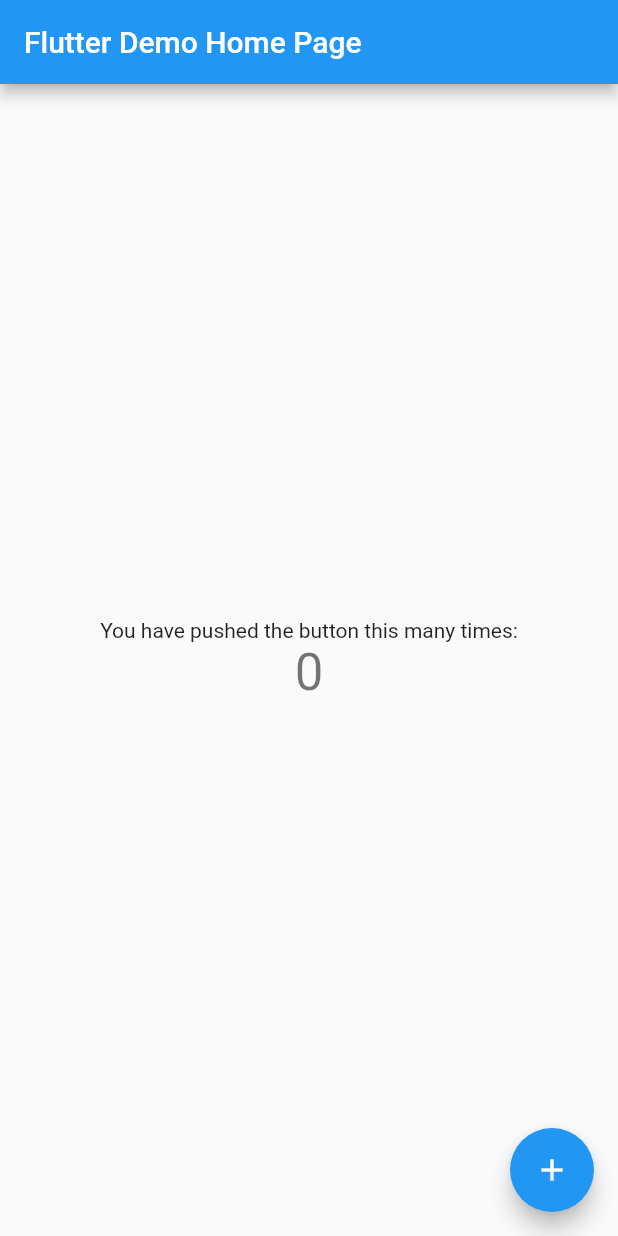
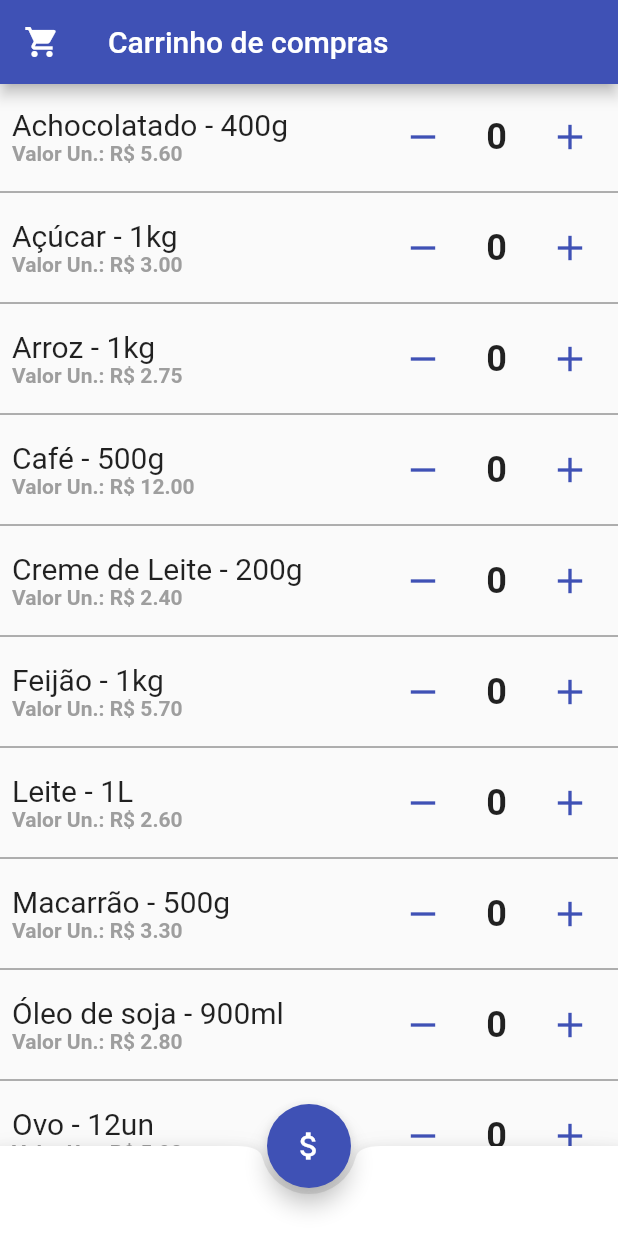
Before and after one commit to AlissonHenriqueJ/trabalho_ddm, a Flutter app: the screen it shows after launch, on a phone screen of 412 x 824 dp. Run offline on Flutter 3.47's test engine with Material 2 defaults, Android fonts, the phone set to English and light mode, and no system bars.

Commit message:
Trabalhao de carrinho de compras

```diff
--- a/lib/main.dart
+++ b/lib/main.dart
@@ -1,111 +1,176 @@
 import 'package:flutter/material.dart';
+import 'package:trabalho_ddm/models/Item.dart';
+import 'package:trabalho_ddm/total.dart';
+
+//Flutter => SDK que utiliza dart.
+
+//Dart => Linguagem desenvolvida pela Google muita parecida com  JavaScript (Mais tipado que JS)
+//
+//A idéia é um só código tanto pra web quanto prá mobile (Andorid e IOS). Utiliza o conceito de wigets (inspirado no React).
+//
+//Widget => Todos os componentes no flutter são widgets (Buttonns, Containers) e esses widgets são utilizados para determinar como dever ser a visualização.
+//
+//Esistem dois tipos de widgets:
+//
+//StatefullWidget =>  Um widget mutável. ou seja  widget poderá mudar dinamicamente, a partir de uma interação do usuário.
+//
+//StatelessWidget =>  Um widget não mutável. Ele não mudará (ex. Container).
 
 void main() => runApp(MyApp());
 
 class MyApp extends StatelessWidget {
-  // This widget is the root of your application.
   @override
   Widget build(BuildContext context) {
     return MaterialApp(
-      title: 'Flutter Demo',
       theme: ThemeData(
-        // This is the theme of your application.
-        //
-        // Try running your application with "flutter run". You'll see the
-        // application has a blue toolbar. Then, without quitting the app, try
-        // changing the primarySwatch below to Colors.green and then invoke
-        // "hot reload" (press "r" in the console where you ran "flutter run",
-        // or simply save your changes to "hot reload" in a Flutter IDE).
-        // Notice that the counter didn't reset back to zero; the application
-        // is not restarted.
-        primarySwatch: Colors.blue,
+        primarySwatch: Colors.indigo,
       ),
-      home: MyHomePage(title: 'Flutter Demo Home Page'),
+      home: Carrinho(title: 'Carrinho de compras'),
     );
   }
 }
 
-class MyHomePage extends StatefulWidget {
-  MyHomePage({Key key, this.title}) : super(key: key);
+class Carrinho extends StatefulWidget {
+  final List<Item> items = [
+    Item(nome: 'Achocolatado - 400g', valorUnitario: 5.6),
+    Item(nome: 'Açúcar - 1kg', valorUnitario: 3),
+    Item(nome: 'Arroz - 1kg', valorUnitario: 2.75),
+    Item(nome: 'Café - 500g', valorUnitario: 12),
+    Item(nome: 'Creme de Leite - 200g', valorUnitario: 2.4),
+    Item(nome: 'Feijão - 1kg', valorUnitario: 5.7),
+    Item(nome: 'Leite - 1L', valorUnitario: 2.6),
+    Item(nome: 'Macarrão - 500g', valorUnitario: 3.3),
+    Item(nome: 'Óleo de soja - 900ml', valorUnitario: 2.8),
+    Item(nome: 'Ovo - 12un', valorUnitario: 5.9),
+    Item(nome: 'Pipoca - 500g', valorUnitario: 2.8),
+    Item(nome: 'Polentina - 500g', valorUnitario: 1.7),
+    Item(nome: 'Sabão em pó - 1kg', valorUnitario: 8),
+    Item(nome: 'Sal - 1Kg', valorUnitario: 1.8),
+    Item(nome: 'Trigo - 1Kg', valorUnitario: 2.8),
+  ];
 
-  // This widget is the home page of your application. It is stateful, meaning
-  // that it has a State object (defined below) that contains fields that affect
-  // how it looks.
-
-  // This class is the configuration for the state. It holds the values (in this
-  // case the title) provided by the parent (in this case the App widget) and
-  // used by the build method of the State. Fields in a Widget subclass are
-  // always marked "final".
+  Carrinho({Key key, this.title}) : super(key: key);
 
   final String title;
 
   @override
-  _MyHomePageState createState() => _MyHomePageState();
+  _CarrinhoState createState() => _CarrinhoState();
 }
 
-class _MyHomePageState extends State<MyHomePage> {
-  int _counter = 0;
-
-  void _incrementCounter() {
-    setState(() {
-      // This call to setState tells the Flutter framework that something has
-      // changed in this State, which causes it to rerun the build method below
-      // so that the display can reflect the updated values. If we changed
-      // _counter without calling setState(), then the build method would not be
-      // called again, and so nothing would appear to happen.
-      _counter++;
-    });
-  }
+class _CarrinhoState extends State<Carrinho> {
+  List<Item> itemsAdicionados = List<Item>();
 
   @override
   Widget build(BuildContext context) {
-    // This method is rerun every time setState is called, for instance as done
-    // by the _incrementCounter method above.
-    //
-    // The Flutter framework has been optimized to make rerunning build methods
-    // fast, so that you can just rebuild anything that needs updating rather
-    // than having to individually change instances of widgets.
     return Scaffold(
       appBar: AppBar(
-        // Here we take the value from the MyHomePage object that was created by
-        // the App.build method, and use it to set our appbar title.
         title: Text(widget.title),
+        leading: Icon(Icons.local_grocery_store),
       ),
-      body: Center(
-        // Center is a layout widget. It takes a single child and positions it
-        // in the middle of the parent.
+      body: ListView(
+        children: widget.items
+            .map((item) => Column(children: <Widget>[
+                  Container(
+                    padding: EdgeInsets.all(8),
+                    height: 70,
+                    child: Row(
+                      children: <Widget>[
+                        Expanded(
                           child: Column(
-          // Column is also a layout widget. It takes a list of children and
-          // arranges them vertically. By default, it sizes itself to fit its
-          // children horizontally, and tries to be as tall as its parent.
-          //
-          // Invoke "debug painting" (press "p" in the console, choose the
-          // "Toggle Debug Paint" action from the Flutter Inspector in Android
-          // Studio, or the "Toggle Debug Paint" command in Visual Studio Code)
-          // to see the wireframe for each widget.
-          //
-          // Column has various properties to control how it sizes itself and
-          // how it positions its children. Here we use mainAxisAlignment to
-          // center the children vertically; the main axis here is the vertical
-          // axis because Columns are vertical (the cross axis would be
-          // horizontal).
+                            crossAxisAlignment: CrossAxisAlignment.start,
                             mainAxisAlignment: MainAxisAlignment.center,
                             children: <Widget>[
                               Text(
-              'You have pushed the button this many times:',
+                                '${item.nome}',
+                                style: TextStyle(
+                                  fontSize: 20,
+                                ),
                               ),
                               Text(
-              '$_counter',
-              style: Theme.of(context).textTheme.display1,
+                                'Valor Un.: R\$ ${item.valorUnitario.toStringAsFixed(2)}',
+                                style: TextStyle(
+                                    fontSize: 14,
+                                    color: Colors.grey,
+                                    fontWeight: FontWeight.bold),
                               ),
                             ],
                           ),
                         ),
+                        IconButton(
+                          onPressed: () {
+                            if (item.quantidade > 0) {
+                              setState(() {
+                                item.quantidade--;
+                              });
+                            }
+                            if (item.quantidade == 0) {
+                              itemsAdicionados.remove(item);
+                            }
+                          },
+                          iconSize: 28,
+                          icon: Icon(
+                            Icons.remove,
+                            color: Theme.of(context).primaryColor,
+                          ),
+                        ),
+                        Container(
+                          width: 50,
+                          child: Text(
+                            '${item.quantidade}',
+                            textAlign: TextAlign.center,
+                            style: TextStyle(
+                              fontSize: 24,
+                              fontWeight: FontWeight.bold,
+                            ),
+                          ),
+                        ),
+                        IconButton(
+                          iconSize: 28,
+                          icon: Icon(
+                            Icons.add,
+                            color: Theme.of(context).primaryColor,
+                          ),
+                          onPressed: () {
+                            if (!itemsAdicionados.any((itemAdicionado) =>
+                                itemAdicionado.nome == item.nome)) {
+                              itemsAdicionados.add(item);
+                            }
+                            setState(() {
+                              item.quantidade++;
+                            });
+                          },
+                        )
+                      ],
+                    ),
+                  ),
+                  Divider(
+                    height: 4,
+                    color: Colors.grey[700],
+                  ),
+                ]))
+            .toList(),
+      ),
       floatingActionButton: FloatingActionButton(
-        onPressed: _incrementCounter,
-        tooltip: 'Increment',
-        child: Icon(Icons.add),
-      ), // This trailing comma makes auto-formatting nicer for build methods.
+        onPressed: () {
+          Navigator.push(
+            context,
+            MaterialPageRoute(
+              builder: (context) => Total(
+                items: itemsAdicionados,
+              ),
+            ),
+          );
+        },
+        tooltip: 'Total',
+        child: Icon(Icons.attach_money),
+      ),
+      bottomNavigationBar: BottomAppBar(
+        shape: const CircularNotchedRectangle(),
+        child: Container(
+          height: 60.0,
+        ),
+      ),
+      floatingActionButtonLocation: FloatingActionButtonLocation.centerDocked,
     );
   }
 }
--- /dev/null
+++ b/lib/models/Item.dart
@@ -0,0 +1,13 @@
+class Item {
+  String nome;
+  double valorUnitario;
+  int quantidade;
+
+  Item({this.nome, this.valorUnitario}) {
+    quantidade = 0;
+  }
+
+  double calcularValor() {
+    return valorUnitario * quantidade;
+  }
+}
```
Also changed, not shown: lib/total.dart (added, +95 -0 lines), 2 other files. Lines whose indentation alone changed are shown as unchanged.
